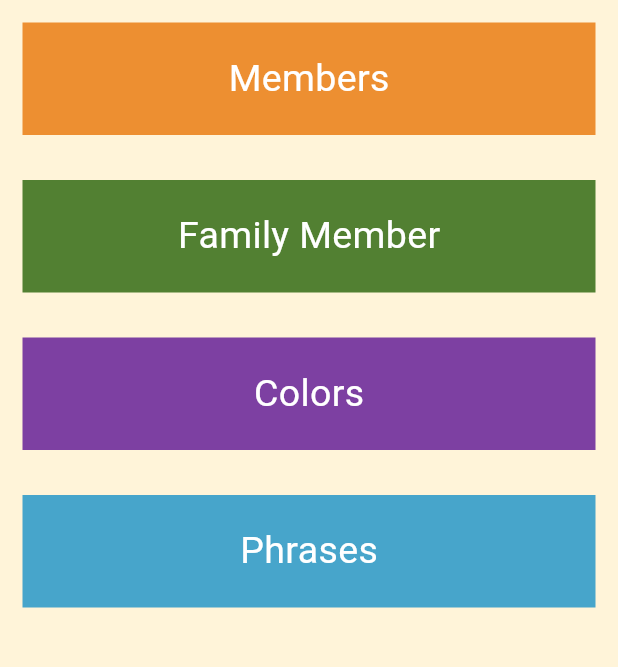
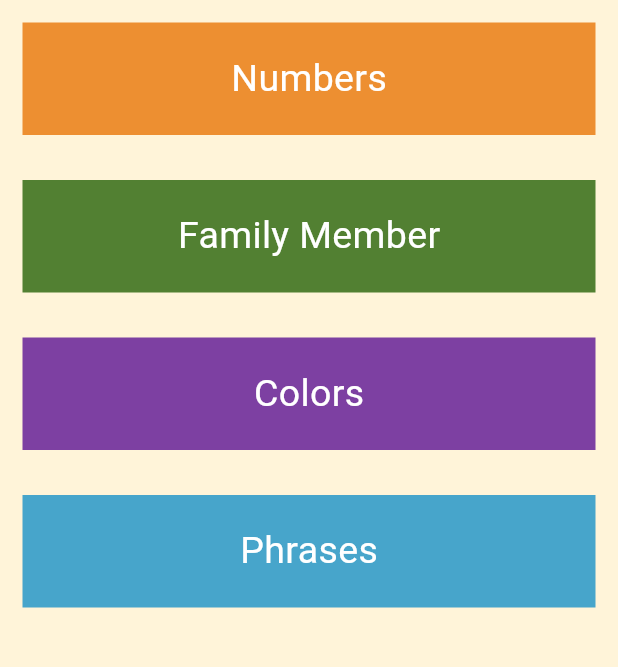
Before and after one commit to Ahmed-Hamouda1/Language-Learning-App, a Flutter app: the screen it shows after launch, on a phone screen of 412 x 824 dp, the part 84-751 px from its top. Run offline on Flutter 3.47's test engine with Material 3 defaults, Android fonts, the light colour scheme and no system bars.

Commit message:
refact code part 1

```diff
--- a/lib/button_in_homepage.dart
+++ /dev/null
@@ -1,21 +0,0 @@
-import 'package:flutter/material.dart';
-
-class ButtonInHomepage extends StatelessWidget
-{
-  Color color;
-  String title;
-  ButtonInHomepage({required this.color,required this.title});
-  @override
-  Widget build(BuildContext context)
-  {
-    return Container
-    (
-      color: color ,
-      height: 75,
-      width: double.infinity,
-      margin: EdgeInsets.all(15),
-      padding: EdgeInsets.all(15),
-      child: Center(child: Text("$title",style:TextStyle(fontSize: 25,color: Colors.white),)),
-    );
-  }
-}
--- /dev/null
+++ b/lib/components/button_in_homepage.dart
@@ -0,0 +1,26 @@
+import 'package:flutter/material.dart';
+
+class ButtonInHomepage extends StatelessWidget
+{
+  Color color;
+  String title;
+  ButtonInHomepage({required this.color,required this.title});
+  @override
+  Widget build(BuildContext context)
+  {
+    return GestureDetector
+    (
+     onTap: (){print("$title page");},
+      child: Container
+      (
+        //alignment:Alignment.centerLeft,
+        color: color ,
+        height: 75,
+        width: double.infinity,
+        margin: EdgeInsets.all(15),
+        //padding: EdgeInsets.all(15),
+        child: Center(child: Text("$title",style:TextStyle(fontSize: 25,color: Colors.white),)),
+      ),
+    );
+  }
+}
--- a/lib/homepage.dart
+++ /dev/null
@@ -1,31 +0,0 @@
-import 'package:flutter/material.dart';
-import 'package:language_learning_app/button_in_homepage.dart';
-
-class HomePage extends StatelessWidget
-{
-  const HomePage({super.key});
-
-  @override
-  Widget build(BuildContext context) {
-    return Scaffold
-    (
-      backgroundColor: Color(0xffFFF4D9),
-      appBar: AppBar
-      (
-        title: Text("Language Learning App",style: TextStyle(color: const Color.fromARGB(255, 223, 213, 213)),),
-        backgroundColor: Color(0xff3E2E27),
-      ),
-      body: Column
-      (
-        children:
-        [
-          ButtonInHomepage(color: Color(0xffED8F31), title: "Members"),
-          ButtonInHomepage(color: Color(0xff528032), title: "Family Member"),
-          ButtonInHomepage(color: Color(0xff7D40A2), title: "Colors"),
-          ButtonInHomepage(color: Color(0xff47A5CB), title: "Phrases")
-
-        ],
-      ),
-    );
-  }
-}
--- a/lib/myapp.dart
+++ b/lib/myapp.dart
@@ -1,5 +1,5 @@
 import 'package:flutter/material.dart';
-import 'package:language_learning_app/homepage.dart';
+import 'package:language_learning_app/screens/homepage.dart';
 
 class MyApp extends StatelessWidget
 {
--- /dev/null
+++ b/lib/screens/homepage.dart
@@ -0,0 +1,34 @@
+import 'package:flutter/material.dart';
+import 'package:language_learning_app/components/button_in_homepage.dart';
+
+class HomePage extends StatelessWidget
+{
+  const HomePage({super.key});
+
+  @override
+  Widget build(BuildContext context) {
+    return Scaffold
+    (
+      backgroundColor:const  Color(0xffFFF4D9),
+      appBar: AppBar
+      (
+        title:const  Text
+        (
+          "Language Learning App",
+          style: TextStyle(color: const Color.fromARGB(255, 223, 213, 213)),
+        ),
+        backgroundColor:const  Color(0xff3E2E27),
+      ),
+      body: Column
+      (
+        children:
+        [
+          ButtonInHomepage(color: const Color(0xffED8F31), title: "Numbers"),
+          ButtonInHomepage(color: const Color(0xff528032), title: "Family Member"),
+          ButtonInHomepage(color: const Color(0xff7D40A2), title: "Colors"),
+          ButtonInHomepage(color: const  Color(0xff47A5CB), title: "Phrases"),
+        ],
+      ),
+    );
+  }
+}
--- /dev/null
+++ b/lib/screens/number.dart
@@ -0,0 +1,14 @@
+import 'package:flutter/material.dart';
+
+class NumbersPage extends StatelessWidget
+{
+  const NumbersPage({super.key});
+
+  @override
+  Widget build(BuildContext context) {
+    return Scaffold
+    (
+
+    );
+  }
+}
```
